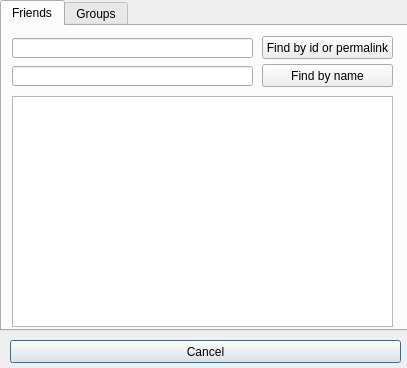
Above: dialogs/relations_dialog.ui from jeyboy/playo3 before the change. Below: the same form after it.
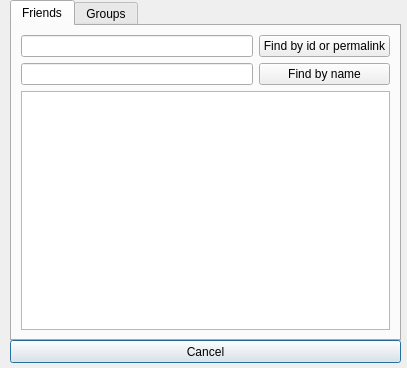
That is the form after the change.

The edit to the form file:
```diff
--- a/dialogs/relations_dialog.ui
+++ b/dialogs/relations_dialog.ui
@@ -29,10 +29,10 @@
   <widget class="QTabWidget" name="tabWidget">
    <property name="geometry">
     <rect>
-     <x>0</x>
+     <x>10</x>
      <y>0</y>
-     <width>408</width>
-     <height>331</height>
+     <width>391</width>
+     <height>341</height>
     </rect>
    </property>
    <property name="currentIndex">
@@ -42,62 +42,31 @@
     <attribute name="title">
      <string>Friends</string>
     </attribute>
+    <layout class="QGridLayout" name="gridLayout">
+     <item row="0" column="0">
+      <widget class="QLineEdit" name="friendId"/>
+     </item>
+     <item row="0" column="1">
     <widget class="QPushButton" name="friendById">
-     <property name="geometry">
-      <rect>
-       <x>260</x>
-       <y>10</y>
-       <width>131</width>
-       <height>23</height>
-      </rect>
-     </property>
      <property name="text">
       <string>Find by id or permalink</string>
      </property>
     </widget>
-    <widget class="QLineEdit" name="friendId">
-     <property name="geometry">
-      <rect>
-       <x>10</x>
-       <y>12</y>
-       <width>241</width>
-       <height>20</height>
-      </rect>
-     </property>
-    </widget>
-    <widget class="QListWidget" name="friendsList">
-     <property name="geometry">
-      <rect>
-       <x>10</x>
-       <y>70</y>
-       <width>381</width>
-       <height>231</height>
-      </rect>
-     </property>
-    </widget>
-    <widget class="QLineEdit" name="friendName">
-     <property name="geometry">
-      <rect>
-       <x>10</x>
-       <y>40</y>
-       <width>241</width>
-       <height>20</height>
-      </rect>
-     </property>
-    </widget>
+     </item>
+     <item row="1" column="0">
+      <widget class="QLineEdit" name="friendName"/>
+     </item>
+     <item row="1" column="1">
     <widget class="QPushButton" name="friendByName">
-     <property name="geometry">
-      <rect>
-       <x>260</x>
-       <y>38</y>
-       <width>131</width>
-       <height>23</height>
-      </rect>
-     </property>
      <property name="text">
       <string>Find by name</string>
      </property>
     </widget>
+     </item>
+     <item row="2" column="0" colspan="2">
+      <widget class="QListWidget" name="friendsList"/>
+     </item>
+    </layout>
    </widget>
    <widget class="QWidget" name="tab_2">
     <attribute name="title">
```
Left out of the diff: 61 changed lines with no effect on the pictures. Lines whose indentation alone changed are shown as unchanged.
